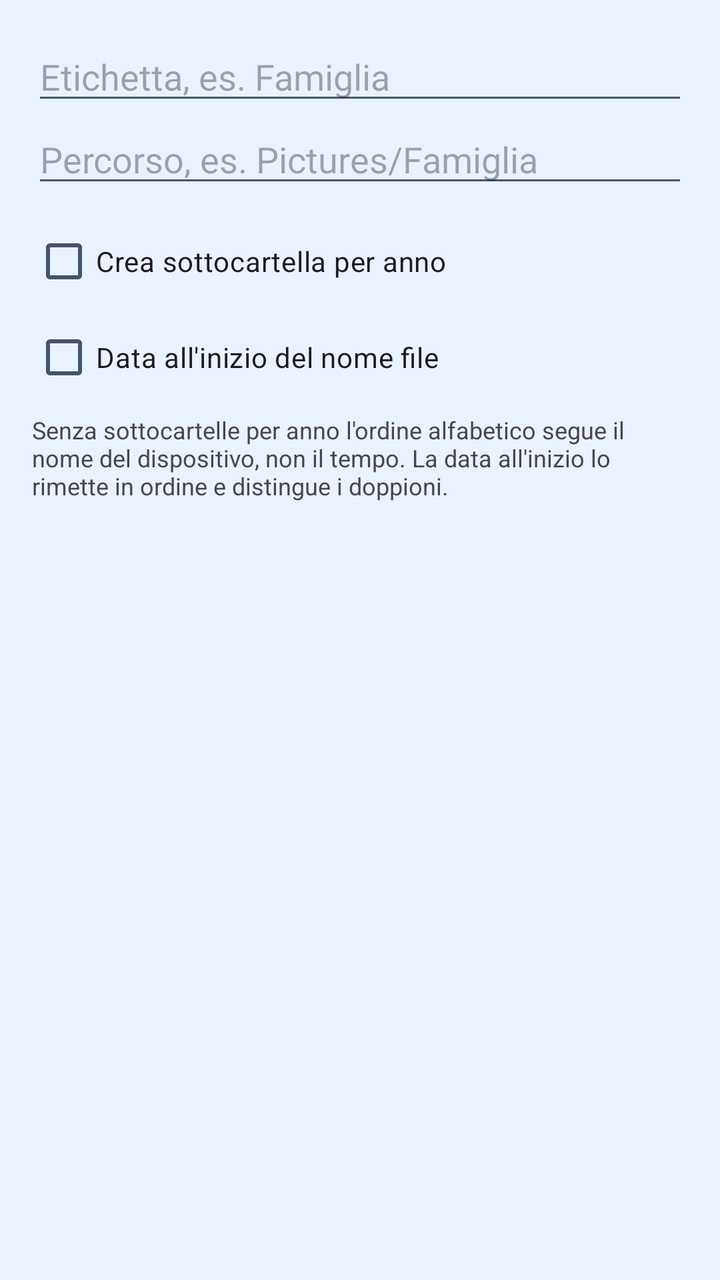
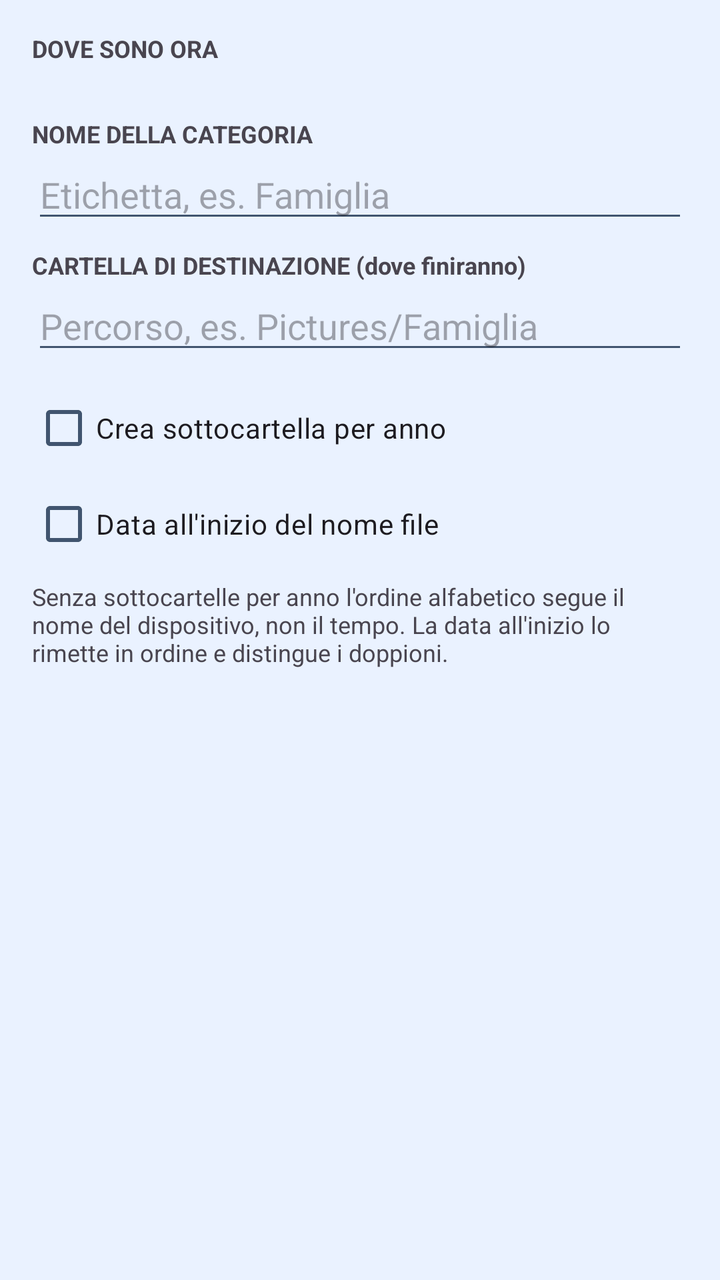

Compare the two renders of this Android layout. The source of the first and the diff that turns it into the second are given below.
<!-- AndroidManifest.xml: application theme Theme.Fotosistemis -->
<!-- res/layout/dialog_reorganize_category.xml -->
<?xml version="1.0" encoding="utf-8"?>
<LinearLayout xmlns:android="http://schemas.android.com/apk/res/android"
    android:layout_width="match_parent"
    android:layout_height="wrap_content"
    android:orientation="vertical"
    android:padding="16dp">

    <EditText
        android:id="@+id/reorganizeLabel"
        android:layout_width="match_parent"
        android:layout_height="wrap_content"
        android:hint="@string/destination_label_hint"
        android:inputType="text" />

    <EditText
        android:id="@+id/reorganizePath"
        android:layout_width="match_parent"
        android:layout_height="wrap_content"
        android:hint="@string/destination_path_hint"
        android:inputType="text" />

    <CheckBox
        android:id="@+id/reorganizeYearSubfolder"
        android:layout_width="match_parent"
        android:layout_height="wrap_content"
        android:layout_marginTop="8dp"
        android:text="@string/destination_year_subfolder" />

    <CheckBox
        android:id="@+id/reorganizeStampNames"
        android:layout_width="match_parent"
        android:layout_height="wrap_content"
        android:text="@string/reorganize_stamp_names" />

    <TextView
        android:layout_width="match_parent"
        android:layout_height="wrap_content"
        android:layout_marginTop="4dp"
        android:text="@string/reorganize_stamp_explained"
        android:textSize="12sp" />
</LinearLayout>
<!-- resources referenced by this layout -->
<resources>
  <string name="destination_label_hint">Etichetta, es. Famiglia</string>
  <string name="destination_path_hint">Percorso, es. Pictures/Famiglia</string>
  <string name="destination_year_subfolder">Crea sottocartella per anno</string>
  <string name="reorganize_stamp_explained">Senza sottocartelle per anno l\'ordine alfabetico segue il nome del dispositivo, non il tempo. La data all\'inizio lo rimette in ordine e distingue i doppioni.</string>
  <string name="reorganize_stamp_names">Data all\'inizio del nome file</string>
  <style name="Theme.Fotosistemis" parent="Base.Theme.Fotosistemis" />
  <style name="Base.Theme.Fotosistemis" parent="Theme.Material3.DayNight.NoActionBar">
          <item name="colorPrimary">@color/brand_blue</item>
          <item name="colorOnPrimary">@color/white</item>
          <item name="colorPrimaryContainer">@color/brand_blue_light</item>
          <item name="colorOnPrimaryContainer">@color/ink</item>
          <item name="colorSecondary">@color/brand_blue_dark</item>
          <item name="colorOnSecondary">@color/white</item>
  
          <item name="android:colorBackground">@color/surface_tint</item>
          <item name="colorSurface">@color/white</item>
          <item name="colorOnBackground">@color/ink</item>
          <item name="colorOnSurface">@color/ink</item>
          <item name="colorOnSurfaceVariant">@color/ink_muted</item>
          <item name="android:textColorPrimary">@color/ink</item>
          <item name="android:textColorSecondary">@color/ink_muted</item>
      </style>
  <color name="brand_blue">#0D6EFD</color>
  <color name="white">#FFFFFFFF</color>
  <color name="brand_blue_light">#CFE2FF</color>
  <color name="ink">#12233B</color>
  <color name="brand_blue_dark">#0A58CA</color>
  <color name="surface_tint">#EAF2FF</color>
  <color name="ink_muted">#41556F</color>
</resources>

<!-- the commit's change to res/layout/dialog_reorganize_category.xml (unified diff, before → after) -->
@@ -5,12 +5,44 @@
     android:orientation="vertical"
     android:padding="16dp">
 
+    
+    <TextView
+        android:layout_width="match_parent"
+        android:layout_height="wrap_content"
+        android:text="@string/reorganize_from_label"
+        android:textSize="12sp"
+        android:textStyle="bold" />
+
+    <TextView
+        android:id="@+id/reorganizeFrom"
+        android:layout_width="match_parent"
+        android:layout_height="wrap_content"
+        android:layout_marginBottom="10dp"
+        android:textColor="@color/ink_muted"
+        android:textSize="12sp" />
+
+    
+    <TextView
+        android:layout_width="match_parent"
+        android:layout_height="wrap_content"
+        android:text="@string/reorganize_name_label"
+        android:textSize="12sp"
+        android:textStyle="bold" />
+
     <EditText
         android:id="@+id/reorganizeLabel"
         android:layout_width="match_parent"
         android:layout_height="wrap_content"
         android:hint="@string/destination_label_hint"
         android:inputType="text" />
+
+    <TextView
+        android:layout_width="match_parent"
+        android:layout_height="wrap_content"
+        android:layout_marginTop="8dp"
+        android:text="@string/reorganize_to_label"
+        android:textSize="12sp"
+        android:textStyle="bold" />
 
     <EditText
         android:id="@+id/reorganizePath"
<!-- resource entries referenced after the edit -->
@@ -3,8 +3,11 @@
   <string name="destination_label_hint">Etichetta, es. Famiglia</string>
   <string name="destination_path_hint">Percorso, es. Pictures/Famiglia</string>
   <string name="destination_year_subfolder">Crea sottocartella per anno</string>
+  <string name="reorganize_from_label">DOVE SONO ORA</string>
+  <string name="reorganize_name_label">NOME DELLA CATEGORIA</string>
   <string name="reorganize_stamp_explained">Senza sottocartelle per anno l\'ordine alfabetico segue il nome del dispositivo, non il tempo. La data all\'inizio lo rimette in ordine e distingue i doppioni.</string>
   <string name="reorganize_stamp_names">Data all\'inizio del nome file</string>
+  <string name="reorganize_to_label">CARTELLA DI DESTINAZIONE (dove finiranno)</string>
   <style name="Theme.Fotosistemis" parent="Base.Theme.Fotosistemis" />
   <style name="Base.Theme.Fotosistemis" parent="Theme.Material3.DayNight.NoActionBar">
           <item name="colorPrimary">@color/brand_blue</item>
